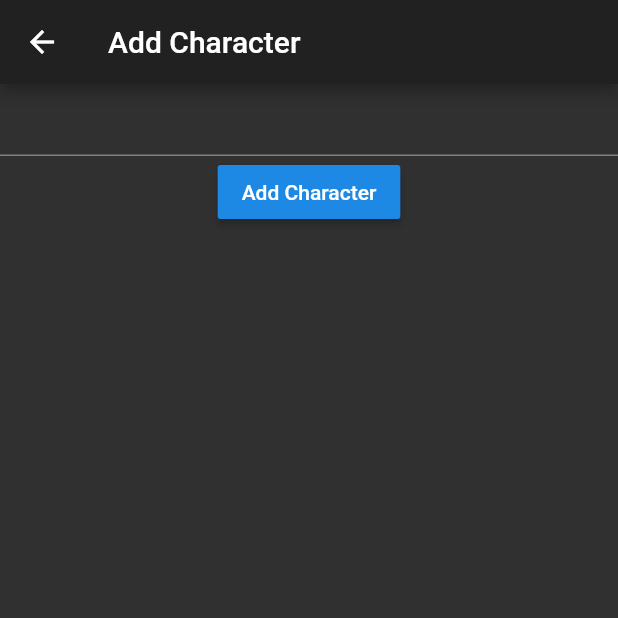
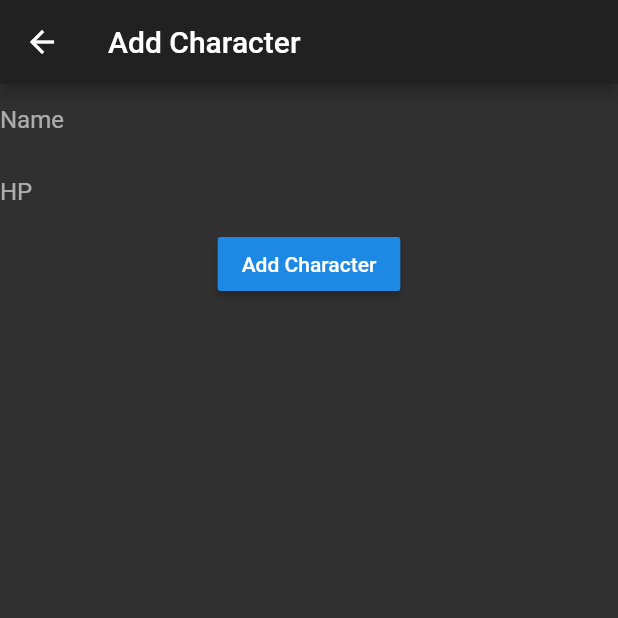
Before and after one commit to tsonnen/InitiativeTracker, a Flutter app: the AddCharacterPage screen opened directly, after a tap on "Add Character", on a phone screen of 412 x 824 dp, the top half of it. Run offline on Flutter 3.47's test engine with Material 2 defaults, Android fonts, the phone set to English and light mode, and no system bars.

Commit message:
Add sort for list and input fields

```diff
--- a/lib/character_model.dart
+++ b/lib/character_model.dart
@@ -3,13 +3,20 @@ import 'package:initiative_tracker/randomGenerator.dart';
 import 'package:scoped_model/scoped_model.dart';
 
 class Character{
-  final String id;
-  final String name;
-  final int initiative;
-  final String notes;
+  String _id;
+  String _name;
+  int _initiative;
+  int _hp;
+  String _notes;
 
-  Character(this.name, {this.notes = '', String id, int initiative})
-      : this.id = id ?? Uuid().generateV4(), this.initiative = initiative ?? rollDice(1, 20);
+  String get id => _id;
+  String get name => _name;
+  int get initiative => _initiative;
+  String get notes => _notes;
+  int get hp => _hp;
+
+  Character(this._name, {String id, int initiative})
+      : this._id = id ?? Uuid().generateV4(), this._initiative = initiative ?? rollDice(1, 20);
 }
 
 class CharacterListModel extends Model{
@@ -19,6 +26,7 @@ class CharacterListModel extends Model{
 
   void addCharacter(Character character){
     _characters.add(character);
+    _characters..sort((a, b) => a.initiative.compareTo(b.initiative));
 
     notifyListeners();
   }
--- a/lib/screens/add_character.dart
+++ b/lib/screens/add_character.dart
@@ -10,7 +10,8 @@ class AddCharacterPage extends StatefulWidget {
 }
 
 class AddCharacterPageState extends State<AddCharacterPage> {
-  TextEditingController controller = TextEditingController();
+  TextEditingController nameController = TextEditingController();
+  TextEditingController hpController = TextEditingController();
 
   @override
   Widget build(BuildContext context) {
@@ -23,16 +24,30 @@ class AddCharacterPageState extends State<AddCharacterPage> {
           children: <Widget>[
             Container(
               child: TextField(
-              controller: controller,
+                decoration: InputDecoration(
+                  border: InputBorder.none,
+                  hintText: "Name",
+                ),
+                controller: nameController,
+              ),
+            ),
+            Container(
+              child: TextField(
+                decoration: InputDecoration(
+                  border: InputBorder.none,
+                  hintText: "HP",
+                ),
+                keyboardType: TextInputType.number,
+                controller: hpController,
               ),
             ),
           ScopedModelDescendant<CharacterListModel>(
             builder: (context, child, model) => RaisedButton(
               child: Text('Add Character'),
               onPressed: () {
-                    Character character = Character(controller.text);
+                Character character = Character(nameController.text);
                 model.addCharacter(character);
-                    setState(() => controller.text = '');
+                setState(() => nameController.text = '');
               },
             ),
           ),
```
Lines whose indentation alone changed are shown as unchanged.
